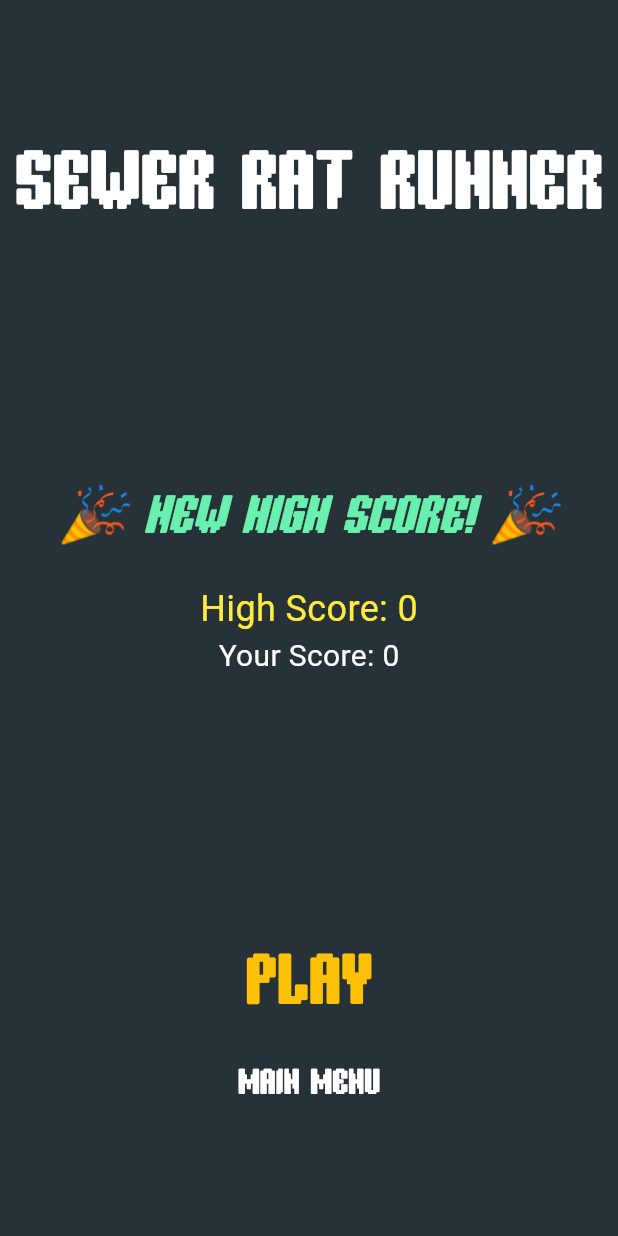
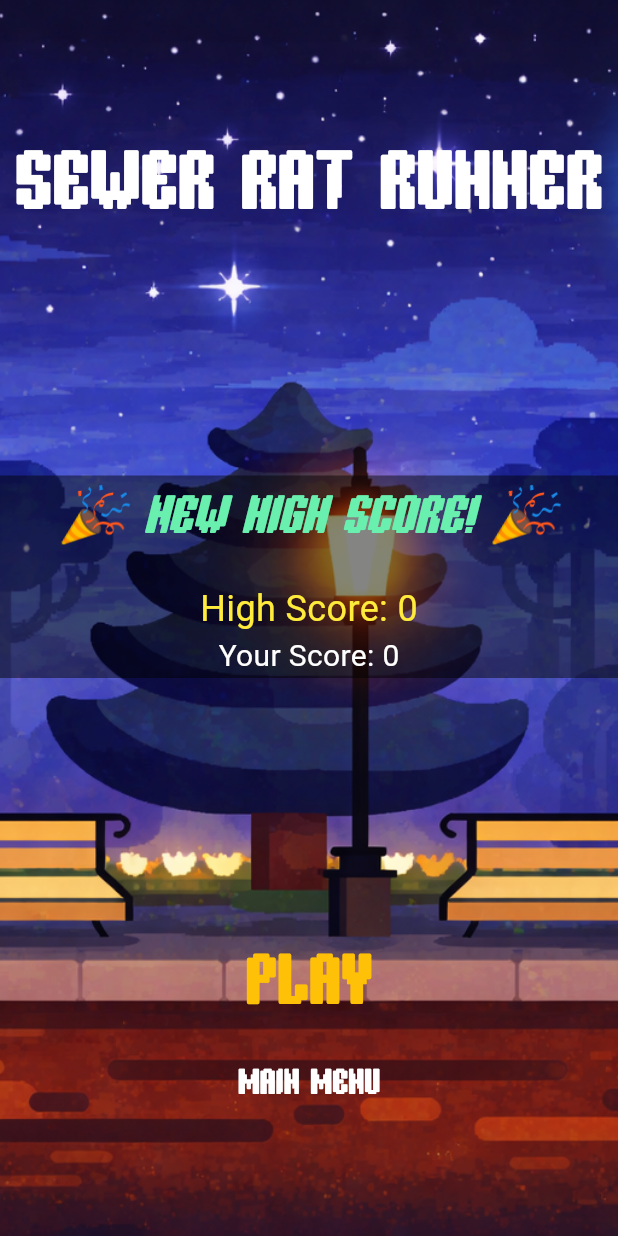
Before and after one commit to JustinHennis1/rat_runner, a Flutter app: the ContinueMenu screen opened directly with empty values, on a phone screen of 412 x 824 dp. Run offline on Flutter 3.47's test engine with Material 3 defaults, Android fonts, the phone set to English and light mode, and no system bars; our stand-ins replace shared_preferences; missing offline and left inert: flame; accounts and stored records are empty.

Commit message:
Added updates to game for character positioning on orientation switch

```diff
--- a/lib/views/game.dart
+++ b/lib/views/game.dart
@@ -29,10 +29,10 @@ class StickmanRunner extends FlameGame
   final double jumpForce = -500.0;
   final double lungeForce = 400.0;
 
-  final int boy_y = 180; //80
-  final int boy_x = 10; //120
-  final int rat_y = 180; //80
-  final int rat_x = 100; //210
+  int boy_y = 180; //80
+  int boy_x = 10; //120
+  int rat_y = 180; //80
+  int rat_x = 100; //210
 
   // UI
   late SpriteComponent scoreBackdrop;
@@ -148,6 +148,19 @@ class StickmanRunner extends FlameGame
   }
 
   void _handleOrientationChange(Vector2 newSize) {
+
+    if(isLandscape){
+        boy_y = 80;
+        boy_x = 120;
+        rat_y = 80;
+        rat_x = 210;
+    } else {
+      boy_y = 180;
+      boy_x = 10;
+      rat_y = 180;
+      rat_x = 100;
+    }
+
     // Update boy position - accounting for bottomLeft anchor
     // With bottomLeft anchor, position.y represents the bottom of the sprite
     boy.position.y = newSize.y - boy_y;
@@ -197,7 +210,7 @@ class StickmanRunner extends FlameGame
     }
 
     // Jump physics
-    if (state.isJumping || boy.position.y < size.y - 150) {
+    if (state.isJumping || boy.position.y < size.y - boy_y) {
       state.velocityY += gravity * dt;
       boy.position.y += state.velocityY * dt;
 
--- a/lib/views/menu.dart
+++ b/lib/views/menu.dart
@@ -70,8 +70,17 @@ class _ContinueMenuState extends State<ContinueMenu>
   @override
   Widget build(BuildContext context) {
     return Scaffold(
-      backgroundColor: Colors.blueGrey[900],
-      body: Center(
+      body: Stack(
+        children: [
+          Container(
+            decoration: BoxDecoration(
+              image: DecorationImage(
+                image: AssetImage('assets/images/background4.png'),
+                fit: BoxFit.cover,
+              ),
+            ),
+          ),
+          Center(
           child: Column(
             mainAxisAlignment: MainAxisAlignment.spaceAround,
             children: [
@@ -86,7 +95,9 @@ class _ContinueMenuState extends State<ContinueMenu>
               ),
 
               /// SCORE SECTION
-            Column(
+              Container(
+                decoration: BoxDecoration(color: Color.fromARGB(122, 0, 0, 0)),
+                child: Column(
                   children: [
                     if (newHighScore)
                       FadeTransition(
@@ -134,6 +145,7 @@ class _ContinueMenuState extends State<ContinueMenu>
                       ],
                     ),
                   ],
+                ),
               ),
 
               /// BUTTONS
@@ -188,6 +200,8 @@ class _ContinueMenuState extends State<ContinueMenu>
             ],
           ),
         ),
+        ],
+      ),
     );
   }
 }
```
Also changed, not shown: lib/views/mainmenu.dart (+4 -3 lines), lib/views/settings.dart (+54 -18 lines). Lines whose indentation alone changed are shown as unchanged.
